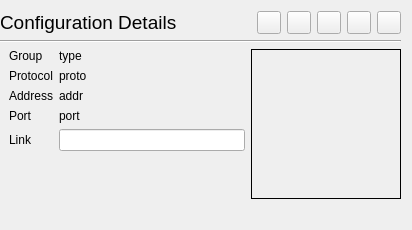
Above: src/ui/widgets/ConnectionInfoWidget.ui from Qv2ray/Qv2ray before the change. Below: the same form after it.
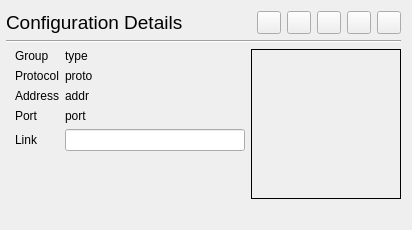
That is the form after the change. Icons and pictures are not drawn.

```diff
--- a/src/ui/widgets/ConnectionInfoWidget.ui
+++ b/src/ui/widgets/ConnectionInfoWidget.ui
@@ -30,7 +30,7 @@
   </property>
   <layout class="QVBoxLayout" name="verticalLayout">
    <property name="leftMargin">
-    <number>0</number>
+    <number>6</number>
    </property>
    <item>
     <layout class="QHBoxLayout" name="horizontalLayout_2">
```
